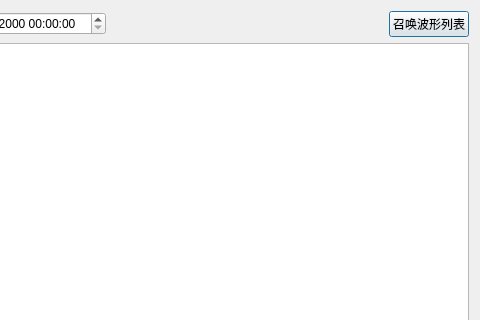
This is WaveManageDialog.ui in zxqANDzxw/github-hb103 as Qt 5 draws it before an edit; both pictures show x 309 to 789 and y 0 to 320 of the 789 by 409 pixel window. The edited form follows.
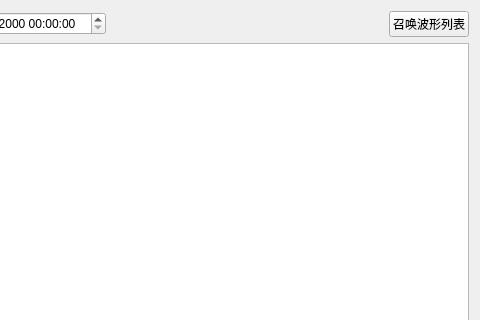
This is the edited form.

The edit to the form file:
```diff
--- a/WaveManageDialog.ui
+++ b/WaveManageDialog.ui
@@ -1,7 +1,7 @@
 <?xml version="1.0" encoding="UTF-8"?>
 <ui version="4.0">
  <class>WaveManageDialog</class>
- <widget class="QDialog" name="WaveManageDialog">
+ <widget class="QWidget" name="WaveManageDialog">
   <property name="geometry">
    <rect>
     <x>0</x>
```
